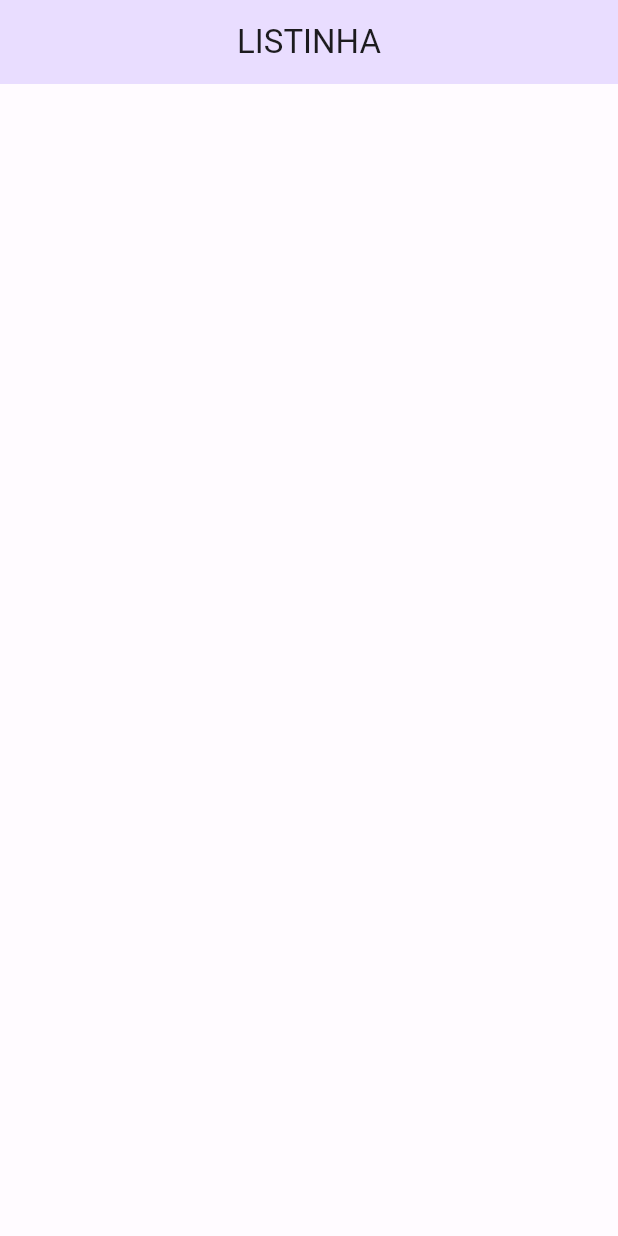
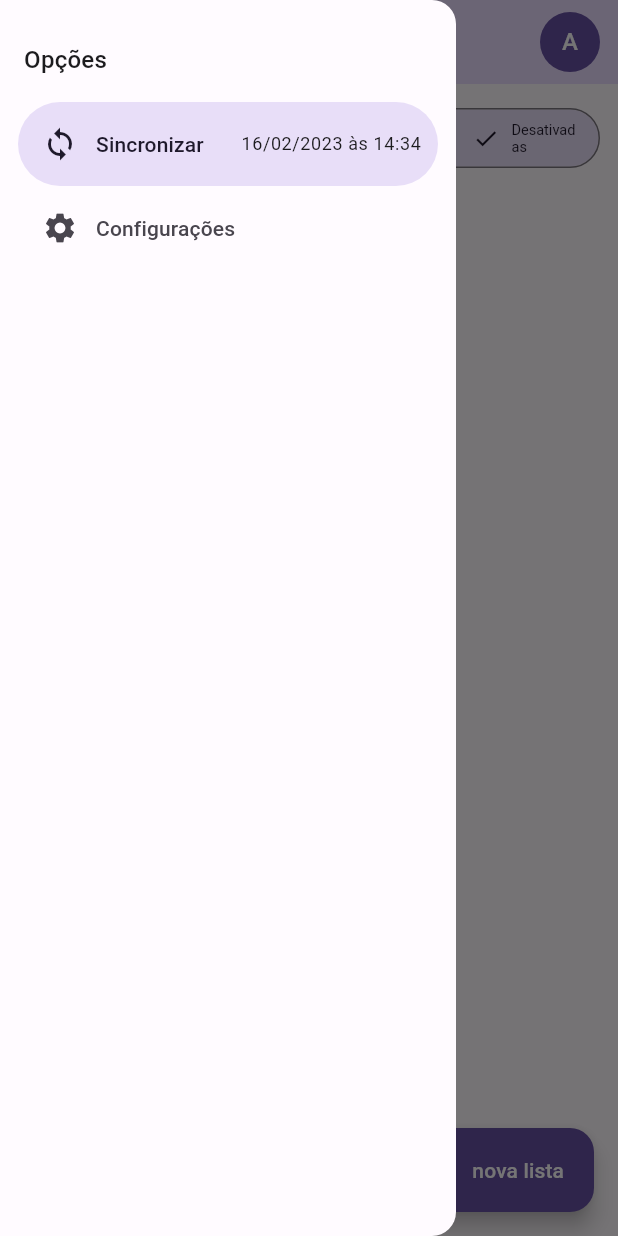
Before and after one commit to AdrielCosta420/app-lista-fullstack, a Flutter app: the screen it shows after launch, with the side drawer open (before the commit the screen has no drawer), on a phone screen of 412 x 824 dp. Run offline on Flutter 3.47's test engine with Material 2 defaults, Android fonts, the phone set to English and light mode, and no system bars.

```diff
--- a/app_listinha/lib/main.dart
+++ b/app_listinha/lib/main.dart
@@ -2,5 +2,5 @@ import 'package:app_listinha/app_widget.dart';
 import 'package:flutter/material.dart';
 
 void main() {
-  runApp(const AppWidget ());
+  runApp(const AppWidget());
 }
--- a/app_listinha/lib/src/home/home_page.dart
+++ b/app_listinha/lib/src/home/home_page.dart
@@ -1,6 +1,5 @@
+import '../shared/widgets/user_image_button.dart';
 import 'package:flutter/material.dart';
-import 'package:flutter/src/widgets/framework.dart';
-import 'package:flutter/src/widgets/placeholder.dart';
 
 class HomePage extends StatefulWidget {
   const HomePage({super.key});
@@ -13,8 +12,78 @@ class _HomePageState extends State<HomePage> {
   @override
   Widget build(BuildContext context) {
     return Scaffold(
+      drawer: NavigationDrawer(
+        children: [
+          Padding(
+            padding: const EdgeInsets.fromLTRB(16, 28, 16, 16),
+            child: Text(
+              'Opções',
+              style: Theme.of(context).textTheme.titleMedium,
+            ),
+          ),
+          NavigationDrawerDestination(
+            icon: const Icon(Icons.sync),
+            label: Row(
+              children: [
+                const Text('Sincronizar'),
+                const SizedBox(
+                  width: 25,
+                ),
+                Text('16/02/2023 às 14:34',
+                    style: Theme.of(context).textTheme.bodySmall),
+              ],
+            ),
+          ),
+          const NavigationDrawerDestination(
+            icon: Icon(Icons.settings),
+            label: Text('Configurações'),
+          ),
+        ],
+      ),
       appBar: AppBar(
         title: const Text('LISTINHA'),
+        actions: const [
+          Padding(
+            padding: EdgeInsets.only(right: 12),
+            child: UserImageButton(),
+          ),
+        ],
+      ),
+      body: Center(
+        child: Column(
+          children: [
+            Padding(
+              padding: const EdgeInsets.all(12.0),
+              child: SegmentedButton<int>(
+                segments: const [
+                  ButtonSegment(
+                    value: 0,
+                    label: Text('Todos'),
+                  ),
+                  ButtonSegment(
+                    value: 1,
+                    label: Text('Pendentes'),
+                  ),
+                  ButtonSegment(
+                    value: 2,
+                    label: Text('Concluídas'),
+                  ),
+                  ButtonSegment(
+                    value: 3,
+                    label: Text('Desativadas'),
+                  ),
+                ],
+                selected: const {3},
+                onSelectionChanged: (values) {},
+              ),
+            )
+          ],
+        ),
+      ),
+      floatingActionButton: FloatingActionButton.extended(
+        icon: const Icon(Icons.edit),
+        label: const Text('nova lista'),
+        onPressed: () {},
       ),
     );
   }
--- a/app_listinha/lib/src/shared/themes/themes.dart
+++ b/app_listinha/lib/src/shared/themes/themes.dart
@@ -13,6 +13,7 @@ ThemeData get lightTheme => ThemeData(
         backgroundColor: _lightColorScheme.primary,
         foregroundColor: Colors.white,
       ),
+      segmentedButtonTheme: _segmentedButtonThemeData,
     );
 
 ThemeData get dartTheme => ThemeData(
@@ -22,4 +23,24 @@ ThemeData get dartTheme => ThemeData(
         centerTitle: true,
         backgroundColor: _darkColorScheme.primaryContainer,
       ),
+      segmentedButtonTheme: _segmentedButtonThemeData,
     );
+
+// ignore: lines_longer_than_80_chars
+SegmentedButtonThemeData get _segmentedButtonThemeData =>
+    SegmentedButtonThemeData(
+      style: ButtonStyle(
+        textStyle: MaterialStateProperty.resolveWith<TextStyle?>(
+          (states) {
+            if (states.contains(MaterialState.selected)) {
+              return const TextStyle(
+                fontSize: 9.7,
+              );
+            }
+            return const TextStyle(
+              fontSize: 12,
+            );
+          },
+        ),
+      ),
+    );
--- /dev/null
+++ b/app_listinha/lib/src/shared/widgets/user_image_button.dart
@@ -0,0 +1,15 @@
+import 'package:flutter/material.dart';
+
+class UserImageButton extends StatelessWidget {
+  const UserImageButton({Key? key}) : super(key: key);
+
+  @override
+  Widget build(BuildContext context) {
+    return CircleAvatar(
+        backgroundColor: Theme.of(context).primaryColor,
+        foregroundColor: Colors.white,
+        child: const Text(
+          'A',
+        ));
+  }
+}
```
Also changed, not shown: app_listinha/lib/app_widget.dart (line endings or trailing spaces), app_listinha/lib/src/shared/themes/color_schemes.g.dart. Lines whose indentation alone changed are shown as unchanged.
